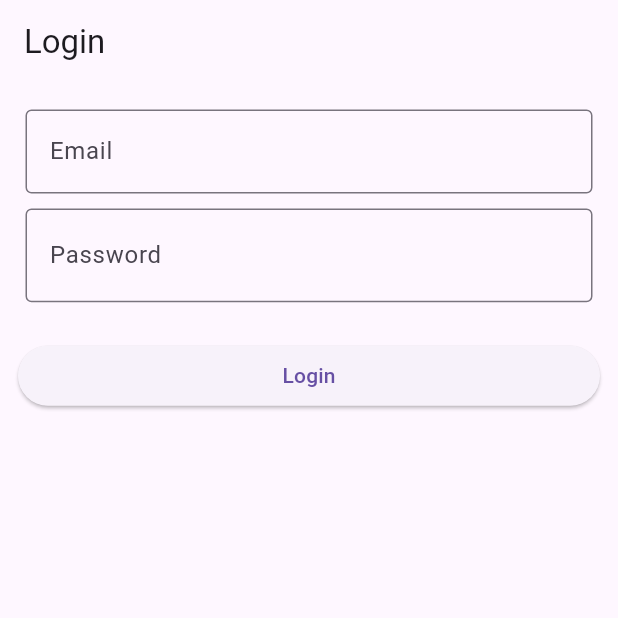
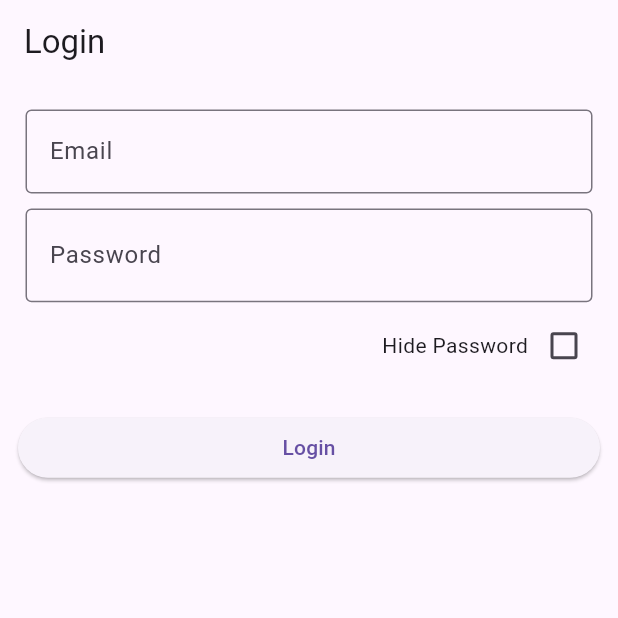
Before and after one commit to ThaphatTT/PracticeFlutter, a Flutter app: the screen it shows after launch, on a phone screen of 412 x 824 dp, the top half of it. Run offline on Flutter 3.47's test engine with Material 3 defaults, Android fonts, the phone set to English and light mode, and no system bars.

Commit message:
create class checkbox and edit login_screen

```diff
--- /dev/null
+++ b/flutter_login_1/lib/checkbox.dart
@@ -0,0 +1,32 @@
+import 'package:flutter/material.dart';
+
+
+class CheckboxExample extends StatefulWidget {
+  final ValueChanged<bool?> onCheckedChanged;
+  const CheckboxExample({super.key, required this.onCheckedChanged});
+  @override
+  State<CheckboxExample> createState() => _CheckboxExampleState();
+}
+
+class _CheckboxExampleState extends State<CheckboxExample> {
+  bool? isChecked = false;
+
+  @override
+  Widget build(BuildContext context) {
+    return Column(
+      mainAxisAlignment: MainAxisAlignment.center,
+      children: <Widget>[
+        Checkbox(
+          tristate: false,
+          value: isChecked,
+          onChanged: (bool? value) {
+            setState(() {
+              isChecked = value;
+              widget.onCheckedChanged(value);
+            });
+          },
+        ),
+      ],
+    );
+  }
+}
--- a/flutter_login_1/lib/login_screen.dart
+++ b/flutter_login_1/lib/login_screen.dart
@@ -1,4 +1,8 @@
 import 'package:flutter/material.dart';
+
+//new import
+import 'package:flutter_login_1/checkbox.dart';
+
 
 class LoginScreen extends StatefulWidget {
   const LoginScreen({super.key});
@@ -85,7 +89,7 @@ class LoginScreenState extends State<LoginScreen>{
                           });
                         },
                         child: Icon(
-                          _obscurePassword ? Icons.visibility : Icons.visibility_off
+                          _obscurePassword ? Icons.visibility_off : Icons.visibility
                         ),
                       )
                       ),
@@ -99,6 +103,23 @@ class LoginScreenState extends State<LoginScreen>{
                     }
                   },
                 ),
+                ),
+                Container(
+                  child: Row(
+                    mainAxisAlignment: MainAxisAlignment.end,
+                    children: [
+                      Text('Hide Password'),
+                      CheckboxExample(
+                        onCheckedChanged: (value) {
+                            if (value != null) {
+                              setState(() {
+                                _obscurePassword = value;
+                              });
+                            }
+                          },
+                      )
+                    ],
+                  ),
                 ),
                 const SizedBox( // create height size box
                   height: 20,
```
